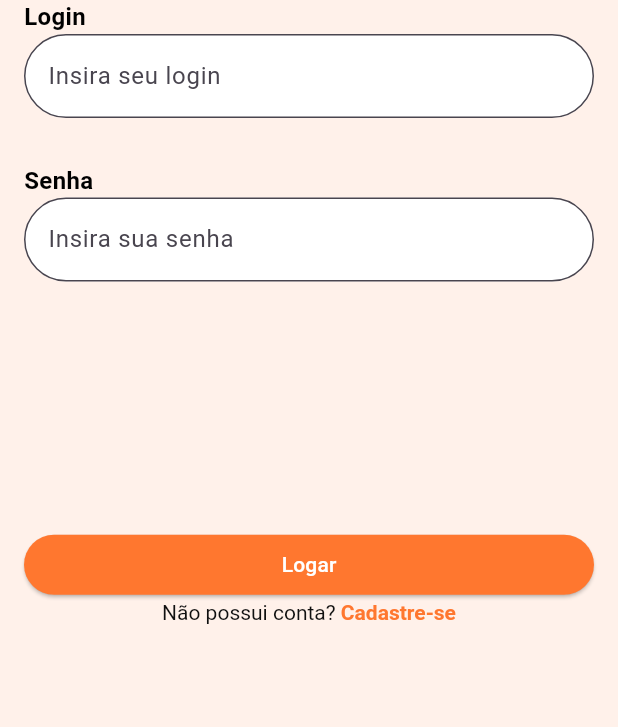
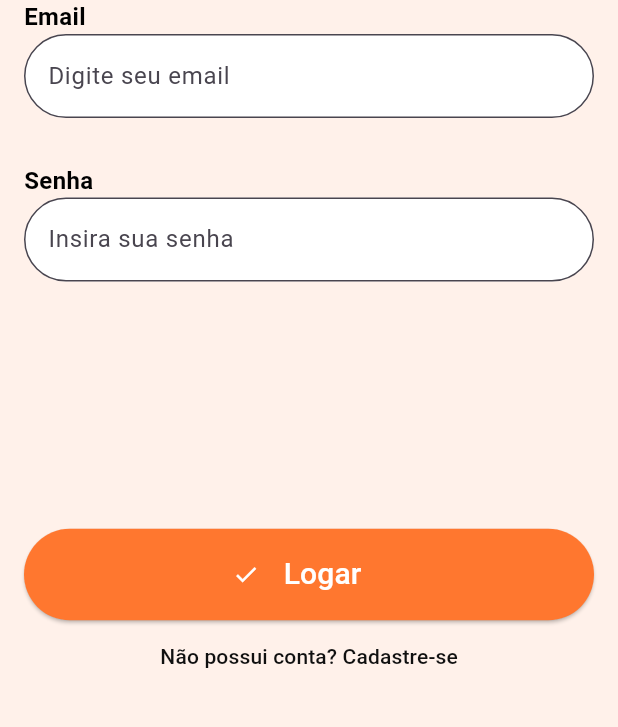
Before and after one commit to Pablo1Gustavo/cookup, a Flutter app: the Login screen opened directly, on a phone screen of 412 x 824 dp, the part 448-1175 px from its top. Run offline on Flutter 3.47's test engine with Material 3 defaults, Android fonts, the phone set to English and light mode, and no system bars; our stand-ins replace firebase_auth, firebase_core, image_picker, permission_handler; missing offline and left inert: country_flags; accounts and stored records are empty; network calls fail.

```diff
--- /dev/null
+++ b/front/lib/services/auth_service.dart
@@ -0,0 +1,61 @@
+import 'package:firebase_auth/firebase_auth.dart';
+import 'package:flutter/material.dart';
+
+class AuthException implements Exception {
+  String message;
+  AuthException(this.message);
+}
+
+class AuthService extends ChangeNotifier {
+  FirebaseAuth _auth = FirebaseAuth.instance;
+  User? usuario;
+  bool isLoading = true;
+
+  AuthService() {
+    _authCheck();
+  }
+
+  _authCheck() {
+    _auth.authStateChanges().listen((User? user) {
+      usuario = (user == null) ? null : user;
+      isLoading = false;
+      notifyListeners();
+    });
+  }
+
+  _getUser(){
+    usuario = _auth.currentUser;
+    notifyListeners();
+  }
+
+  registrar(String email, String senha) async {
+    try {
+      await _auth.createUserWithEmailAndPassword(email: email, password: senha);
+      _getUser();
+    } on FirebaseAuthException catch (e) {
+      if(e.code == 'weak-password'){
+        throw AuthException('Senha fraca');
+      } else if(e.code == 'email-already-in-use'){
+        throw AuthException('Email já cadastrado');
+      }
+    }
+  }
+
+  login(String email, String senha) async {
+    try {
+      await _auth.signInWithEmailAndPassword(email: email, password: senha);
+      _getUser();
+    } on FirebaseAuthException catch (e) {
+      if(e.code == 'user-not-found'){
+        throw AuthException('Email não encontrado. Cadastre-se');
+      } else if(e.code == 'wrong-password'){
+        throw AuthException('Senha incorreta. tente novamente');
+      }
+    }
+  }
+
+  logout() async {
+    await _auth.signOut();
+    _getUser();
+  }
+}
--- a/front/lib/views/Login.dart
+++ b/front/lib/views/Login.dart
@@ -1,7 +1,8 @@
 import 'package:flutter/gestures.dart';
 import 'package:flutter/material.dart';
+import 'package:front/services/auth_service.dart';
 import 'package:front/views/Cadastro.dart';
-
+import 'package:provider/provider.dart';
 
 import '../utils/constants.dart';
 import 'Profile.dart';
@@ -14,8 +15,62 @@ class Login extends StatefulWidget {
 }
 
 class _LoginState extends State<Login> {
-  final TextEditingController _loginController = TextEditingController();
+  final formKey = GlobalKey<FormState>();
+  final TextEditingController _emailController = TextEditingController();
   final TextEditingController _senhaController = TextEditingController();
+
+  bool isLogin = true;
+  late String titulo;
+  late String actionButton;
+  late String toggleButton;
+  bool loading = false;
+
+  @override
+  void initState() {
+    super.initState();
+    setFormAction(true);
+  }
+
+  setFormAction(bool acao) {
+    setState(() {
+      isLogin = acao;
+      if (isLogin) {
+        titulo = "Login";
+        actionButton = "Logar";
+        toggleButton = "Não possui conta? Cadastre-se";
+      } else {
+        titulo = "Cadastro";
+        actionButton = "Cadastrar";
+        toggleButton = "Ja tem uma conta? Conecte-se";
+      }
+    });
+  }
+
+  login() async {
+    setState(() => loading = true);
+    try {
+      await context
+          .read<AuthService>()
+          .login(_emailController.text, _senhaController.text);
+    } on AuthException catch (e) {
+      setState(() => loading = false);
+      ScaffoldMessenger.of(context)
+          .showSnackBar(SnackBar(content: Text(e.message)));
+    }
+  }
+
+  registrar() async {
+    setState(() => loading = true);
+    try {
+      await context
+          .read<AuthService>()
+          .registrar(_emailController.text, _senhaController.text);
+    } on AuthException catch (e) {
+      setState(() => loading = false);
+      ScaffoldMessenger.of(context)
+          .showSnackBar(SnackBar(content: Text(e.message)));
+    }
+  }
 
   @override
   Widget build(BuildContext context) {
@@ -23,19 +78,23 @@ class _LoginState extends State<Login> {
     final screenWidth = MediaQuery.of(context).size.width;
     return Scaffold(
       backgroundColor: backgroundColor,
-      body: Padding(
+      body: SingleChildScrollView(
+        child: Padding(
           padding: const EdgeInsets.all(16.0),
+          child: Form(
+            key: formKey,
             child: Column(
               mainAxisAlignment: MainAxisAlignment.start,
               children: <Widget>[
                 SizedBox(height: screenHeight * 0.1),
                 Center(
-              child: Image.asset('assets/logo_cookup.png', width: 400, height: 200),
+                  child: Image.asset('assets/logo_cookup.png',
+                      width: 400, height: 200),
                 ),
                 const Align(
                   alignment: Alignment.bottomLeft,
                   child: Text(
-                "Login",
+                    "Email",
                     style: TextStyle(
                       color: Colors.black,
                       fontSize: 16.0,
@@ -44,16 +103,23 @@ class _LoginState extends State<Login> {
                   ),
                 ),
                 TextFormField(
-              controller: _loginController,
+                  keyboardType: TextInputType.emailAddress,
+                  controller: _emailController,
                   decoration: InputDecoration(
+                      hintText: "Digite seu email",
                       filled: true,
                       fillColor: Colors.white,
-                  labelText: 'Insira seu login',
                       border: OutlineInputBorder(
                           borderRadius: BorderRadius.circular(30.0)),
                       focusedBorder: const OutlineInputBorder(
                         borderSide: BorderSide(color: Colors.grey),
                       )),
+                  validator: (value) {
+                    if (value!.isEmpty) {
+                      return 'Por favor, insira seu email';
+                    }
+                    return null;
+                  },
                 ),
                 const SizedBox(height: 30),
                 const Align(
@@ -69,68 +135,111 @@ class _LoginState extends State<Login> {
                 ),
                 TextFormField(
                   controller: _senhaController,
+                  obscureText: true,
                   decoration: InputDecoration(
                       filled: true,
                       fillColor: Colors.white,
-                  labelText: 'Insira sua senha',
+                      hintText: 'Insira sua senha',
                       border: OutlineInputBorder(
                           borderRadius: BorderRadius.circular(30.0)),
                       focusedBorder: const OutlineInputBorder(
                         borderSide: BorderSide(color: Colors.grey),
                       )),
+                  validator: (value) {
+                    if (value!.isEmpty) {
+                      return 'Informe sua senha!';
+                    } else if (value.length < 6) {
+                      return 'Sua senha deve ter no mínimo 6 caracteres';
+                    }
+                    return null;
+                  },
                 ),
                 SizedBox(height: screenHeight * 0.2),
                 SizedBox(
                   width: double.infinity,
                   child: ElevatedButton(
                     style: const ButtonStyle(
-                  backgroundColor: WidgetStatePropertyAll<Color>(primaryColor),
-                  foregroundColor: WidgetStatePropertyAll<Color>(Colors.white),
+                      backgroundColor:
+                          WidgetStatePropertyAll<Color>(primaryColor),
+                      foregroundColor:
+                          WidgetStatePropertyAll<Color>(Colors.white),
                     ),
                     onPressed: () {
-                  Navigator.push(
-                    context,
-                    MaterialPageRoute(
-                      builder: (context) => const Profile(),
-                    ),
-                  );
+                      if (formKey.currentState!.validate()) {
+                        if (isLogin) {
+                          login();
+                        } else {
+                          registrar();
+                        }
+                      }
                     },
-                child: const Text('Logar'),
+                    child: Row(
+                      mainAxisAlignment: MainAxisAlignment.center,
+                      children: (loading)
+                          ? [
+                              Padding(
+                                padding: EdgeInsets.all(16),
+                                child: SizedBox(
+                                  width: 24,
+                                  height: 24,
+                                  child: CircularProgressIndicator(
+                                    color: Colors.white,
                                   ),
                                 ),
-            RichText(
-              text: TextSpan(
-                children: [
-                  const TextSpan(
-                    text: "Não possui conta? ",
-                    style: TextStyle(
-                        color: Color.fromARGB(
-                            255, 16, 16, 16)),
-                  ),
-                  TextSpan(
-                    text: "Cadastre-se",
-                    style: const TextStyle(
-                      color:
-                          primaryColor,
-                      fontWeight: FontWeight
-                          .bold,
-                    ),
-                    recognizer: TapGestureRecognizer()
-                      ..onTap = () {
-                        Navigator.push(
-                          context,
-                          MaterialPageRoute(
-                            builder: (context) => Cadastro(),
-                          ),
-                        );
-                      },
-                  ),
-                ],
+                              )
+                            ]
+                          : [
+                              Icon(Icons.check),
+                              Padding(
+                                padding: EdgeInsets.all(16.0),
+                                child: Text(
+                                  actionButton,
+                                  style: TextStyle(fontSize: 20),
                                 ),
                               ),
                             ],
                     ),
                   ),
+                ),
+                TextButton(
+                  onPressed: () => setFormAction(!isLogin),
+                  child: Text(
+                    toggleButton,
+                    style: TextStyle(color: Color.fromARGB(255, 16, 16, 16)),
+                  ),
+                ),
+                // RichText(
+                //   text: TextSpan(
+                //     children: [
+                //       const TextSpan(
+                //         text: "Não possui conta? ",
+                //         style:
+                //             TextStyle(color: Color.fromARGB(255, 16, 16, 16)),
+                //       ),
+                //       TextSpan(
+                //         text: "Cadastre-se",
+                //         style: const TextStyle(
+                //           color: primaryColor,
+                //           fontWeight: FontWeight.bold,
+                //         ),
+                //         recognizer: TapGestureRecognizer()
+                //           ..onTap = () {
+                //             Navigator.push(
+                //               context,
+                //               MaterialPageRoute(
+                //                 builder: (context) => Cadastro(),
+                //               ),
+                //             );
+                //           },
+                //       ),
+                //     ],
+                //   ),
+                // ),
+              ],
+            ),
+          ),
+        ),
+      ),
     );
   }
 }
--- a/front/lib/views/Profile.dart
+++ b/front/lib/views/Profile.dart
@@ -1,5 +1,6 @@
 import 'package:flutter/material.dart';
 import 'package:country_flags/country_flags.dart';
+import 'package:front/components/LogoutButton.dart';
 import 'package:front/utils/constants.dart';
 import 'package:front/views/Mission_page.dart';
 import 'package:front/views/RecipeList.dart';
@@ -57,6 +58,7 @@ class _ProfileState extends State<Profile> with SingleTickerProviderStateMixin {
           Container(
             height: screenHeight * 0.13,
             color: primaryColor,
+            child: LogoutButton(),
           ),
           Column(
             children: [
--- a/front/pubspec.yaml
+++ b/front/pubspec.yaml
@@ -12,13 +12,16 @@ dependencies:
   flutter:
     sdk: flutter
   country_flags: ^2.2.0
-
   cupertino_icons: ^1.0.6
   flutter_svg: ^2.0.10+1
   image_input: ^0.0.5
   image_picker: ^1.1.2
   permission_handler: ^10.0.0
   intl: ^0.19.0
+  firebase_core: ^3.1.1
+  firebase_database: ^11.0.2
+  firebase_auth: ^5.1.1
+  provider: ^6.1.2
 
 dev_dependencies:
   flutter_test:
```
Also changed, not shown: front/lib/components/LogoutButton.dart (added, +46 -0 lines), front/lib/components/auth_check.dart (added, +34 -0 lines), front/lib/main.dart (+22 -3 lines), front/firebase.json (added), front/lib/firebase_options.dart (added), front/pubspec.lock, 10 other files. Lines whose indentation alone changed are shown as unchanged.
